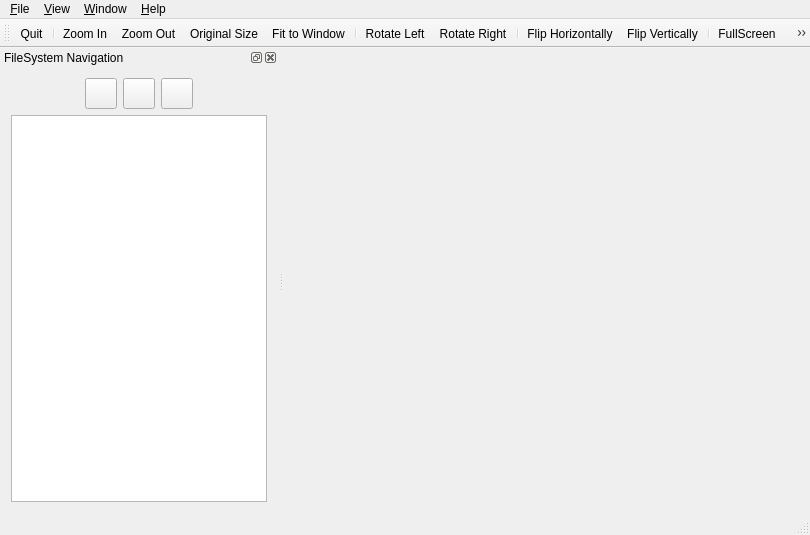
Qt form src/ui/forms/MainWindow.ui (vookimedlo/vooki-image-viewer) before a commit.
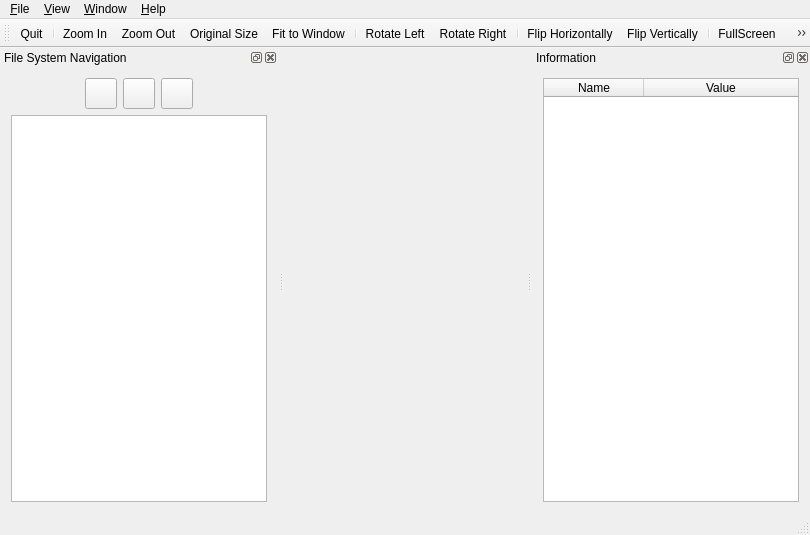
The same form after that commit. Icons and pictures are not drawn. Custom widgets are drawn as their Qt base class.

Patch:
```diff
--- a/src/ui/forms/MainWindow.ui
+++ b/src/ui/forms/MainWindow.ui
@@ -156,7 +156,7 @@
     <set>Qt::LeftDockWidgetArea|Qt::RightDockWidgetArea</set>
    </property>
    <property name="windowTitle">
-    <string>FileSystem Navigation</string>
+    <string>File System Navigation</string>
    </property>
    <attribute name="dockWidgetArea">
     <number>1</number>
@@ -314,6 +314,53 @@
    <addaction name="actionScrollUp"/>
    <addaction name="actionScrollDown"/>
   </widget>
+  <widget class="QDockWidget" name="dockInfoWidget">
+   <property name="windowTitle">
+    <string>Information</string>
+   </property>
+   <attribute name="dockWidgetArea">
+    <number>2</number>
+   </attribute>
+   <widget class="QWidget" name="dockInfoWidgetContents">
+    <layout class="QVBoxLayout" name="verticalLayout_2">
+     <item>
+      <widget class="InfoTableWidget" name="infoTableWidget">
+       <property name="editTriggers">
+        <set>QAbstractItemView::NoEditTriggers</set>
+       </property>
+       <property name="showDropIndicator" stdset="0">
+        <bool>false</bool>
+       </property>
+       <property name="dragDropOverwriteMode">
+        <bool>false</bool>
+       </property>
+       <property name="alternatingRowColors">
+        <bool>true</bool>
+       </property>
+       <property name="selectionMode">
+        <enum>QAbstractItemView::NoSelection</enum>
+       </property>
+       <property name="showGrid">
+        <bool>false</bool>
+       </property>
+       <attribute name="horizontalHeaderStretchLastSection">
+        <bool>true</bool>
+       </attribute>
+       <column>
+        <property name="text">
+         <string>Name</string>
+        </property>
+       </column>
+       <column>
+        <property name="text">
+         <string>Value</string>
+        </property>
+       </column>
+      </widget>
+     </item>
+    </layout>
+   </widget>
+  </widget>
   <action name="actionQuit">
    <property name="icon">
     <iconset resource="../../resource/vookiimageviewer.qrc">
@@ -898,6 +945,14 @@
    <extends>QStatusBar</extends>
    <header>../../src/ui/StatusBar.h</header>
   </customwidget>
+  <customwidget>
+   <class>InfoTableWidget</class>
+   <extends>QTableWidget</extends>
+   <header>../../src/ui/InfoTableWidget.h</header>
+   <slots>
+    <slot>displayInformation(const std::vector&lt;std::pair&lt;QString, QString&gt;&gt;&amp;)</slot>
+   </slots>
+  </customwidget>
  </customwidgets>
  <includes>
   <include location="global">abstraction/darkmode.h</include>
```
Left out of the diff: 53 changed lines with no effect on the pictures.
